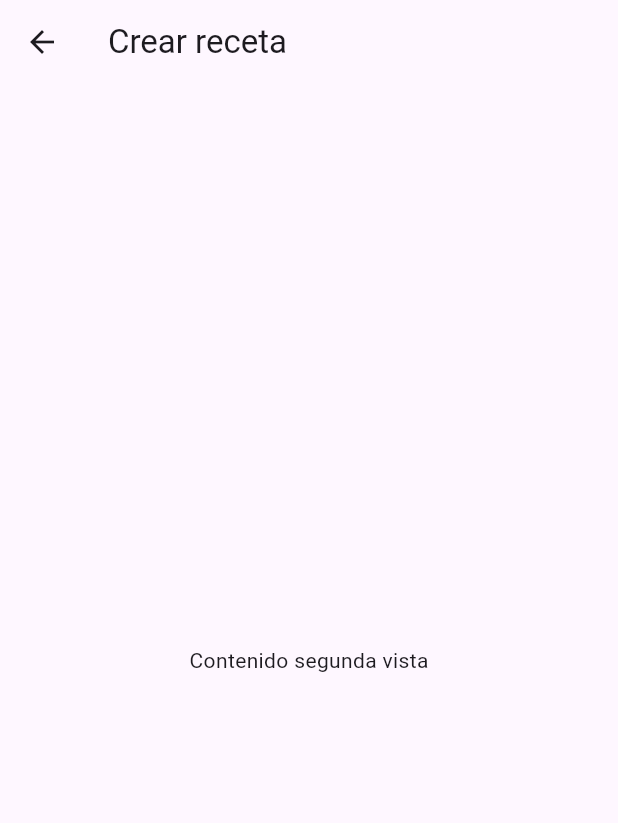
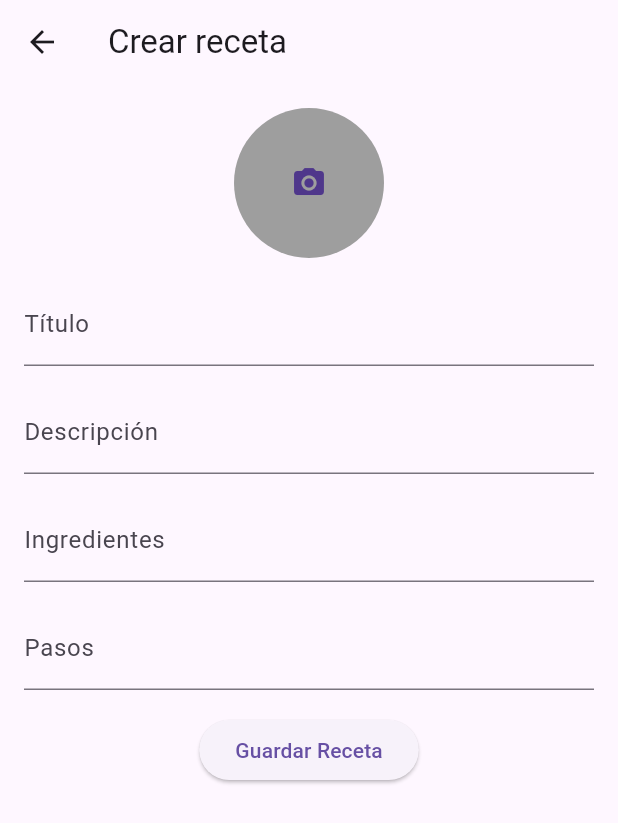
Before and after one commit to AxsGro/recetario, a Flutter app: the SecondView screen opened by its route, on a phone screen of 412 x 824 dp. Shown: the top 823 px of the screen. Run offline on Flutter 3.47's test engine with Material 3 defaults, Android fonts, the phone set to English and light mode, and no system bars.

Commit message:
CrearReceta y Perfil completo

```diff
--- a/lib/main.dart
+++ b/lib/main.dart
@@ -1,7 +1,7 @@
 import 'package:flutter/material.dart';
 
 void main() => runApp(const MyApp());
-
+//Clase para controlar RecipeCard
 class RecipeCard {
   final String title;
   final String imagePath;
@@ -217,7 +217,7 @@ class _HomeViewState extends State<HomeView> {
       drawer: Drawer(
         child: ListView(
           children: [
-            DrawerHeader(
+            const DrawerHeader(
               decoration: BoxDecoration(
                 color: Colors.blue,
               ),
@@ -304,13 +304,77 @@ class FirstView extends StatelessWidget {
   const FirstView({Key? key}) : super(key: key);
 
   @override
-  Widget build(BuildContext context) {
+    Widget build(BuildContext context) {
     return Scaffold(
       appBar: AppBar(
         title: const Text('Perfil'),
       ),
-      body: const Center(
-        child: Text('Contenido Perfil'),
+      body: Center(
+        child: Padding(
+          padding: const EdgeInsets.all(16.0),
+          child: SingleChildScrollView(
+            child: Column(
+              crossAxisAlignment: CrossAxisAlignment.center,
+              children: [
+                CircleAvatar(
+                  radius: 50,
+                  backgroundColor: Colors.grey,
+                  child: IconButton(
+                    icon: Icon(Icons.camera_alt),
+                    onPressed: () {
+
+                    },
+                  ),
+                ),
+                const SizedBox(height: 10),
+                const Text(
+                  'Nombre: Pablo123',
+                  style: TextStyle(fontSize: 18),
+                ),
+                const SizedBox(height: 10),
+                const Text(
+                  'Correo: Pablo123@gmail.com',
+                  style: TextStyle(fontSize: 18),
+                ),
+                const SizedBox(height: 10),
+                ElevatedButton(
+                  onPressed: () {
+
+                  },
+                  child: const Text('Mis Listas'),
+                ),
+                const SizedBox(height: 10),
+                ElevatedButton(
+                  onPressed: () {
+
+                  },
+                  child: const Text('Likes'),
+                ),
+                const SizedBox(height: 10),
+                ElevatedButton(
+                  onPressed: () {
+
+                  },
+                  child: const Text('Mis Recetas'),
+                ),
+                const SizedBox(height: 10),
+                ElevatedButton(
+                  onPressed: () {
+
+                  },
+                  child: const Text('Mi cuenta'),
+                ),
+                const SizedBox(height: 10),
+                ElevatedButton(
+                  onPressed: () {
+
+                  },
+                  child: const Text('Cerrar Sesión'),
+                ),
+              ],
+            ),
+          ),
+        ),
       ),
     );
   }
@@ -325,8 +389,64 @@ class SecondView extends StatelessWidget {
       appBar: AppBar(
         title: const Text('Crear receta'),
       ),
-      body: const Center(
-        child: Text('Contenido segunda vista'),
+      body: Padding(
+        padding: const EdgeInsets.all(16.0),
+        child: SingleChildScrollView(
+          child: Column(
+            crossAxisAlignment: CrossAxisAlignment.center,
+            children: [
+              CircleAvatar(
+                radius: 50,
+                backgroundColor: Colors.grey,
+                child: IconButton(
+                  icon: Icon(Icons.camera_alt),
+                  onPressed: () {
+
+                  },
+                ),
+              ),
+              const SizedBox(height: 16),
+              TextFormField(
+                decoration: const InputDecoration(
+                  labelText: 'Título',
+                  hintText: 'Introduce el título de la receta',
+                ),
+              ),
+              const SizedBox(height: 16),
+              TextFormField(
+                decoration: const InputDecoration(
+                  labelText: 'Descripción',
+                  hintText: 'Introduce una descripción de la receta',
+                ),
+                maxLines: 1,
+              ),
+              const SizedBox(height: 16),
+              TextFormField(
+                decoration: const InputDecoration(
+                  labelText: 'Ingredientes',
+                  hintText: 'Introduce los ingredientes de la receta',
+                ),
+                maxLines: 1,
+              ),
+              const SizedBox(height: 16),
+              TextFormField(
+                decoration: const InputDecoration(
+                  labelText: 'Pasos',
+                  hintText: 'Introduce los pasos de la receta',
+                ),
+                maxLines: 1,
+              ),
+              const SizedBox(height: 16),
+              ElevatedButton(
+                onPressed: () {
+                  Navigator.pop(context);
+                  Navigator.pushNamed(context, '/');
+                },
+                child: const Text('Guardar Receta'),
+              ),
+            ],
+          ),
+        ),
       ),
     );
   }
@@ -402,8 +522,8 @@ class _EditRecipeFormState extends State<EditRecipeForm> {
               ElevatedButton(
                 onPressed: () {
                   if (_formKey.currentState?.validate() ?? false) {
-                    // Aquí puedes guardar los datos o realizar alguna acción
-                    // como enviar los datos a una API, base de datos, etc.
+                    Navigator.pop(context);
+                    Navigator.pushNamed(context, '/');
                     ScaffoldMessenger.of(context).showSnackBar(
                       const SnackBar(
                         content: Text('Receta actualizada exitosamente'),
--- a/pubspec.yaml
+++ b/pubspec.yaml
@@ -30,6 +30,7 @@ environment:
 dependencies:
   flutter:
     sdk: flutter
+    image_picker: ^1.0.4
 
 
   # The following adds the Cupertino Icons font to your application.
```
